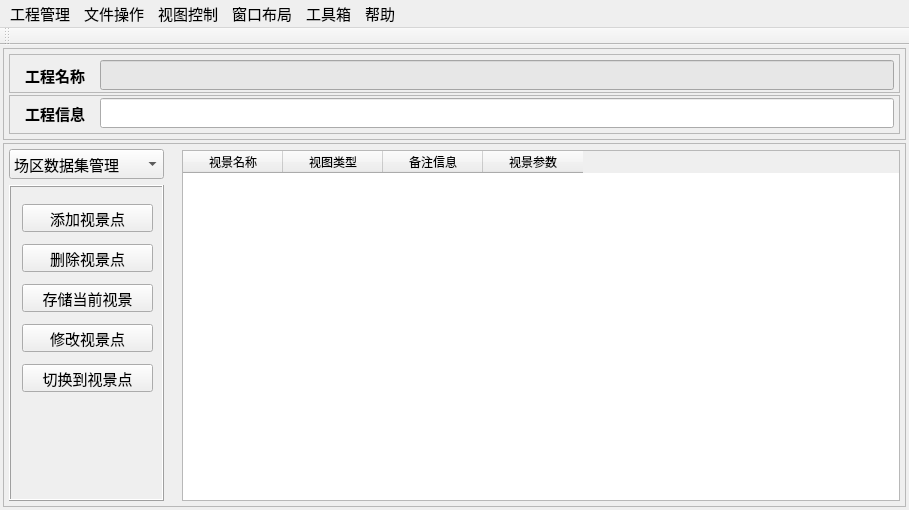
Before: the Qt Designer form MainWindow.ui in show3dt126com/Show3Dt, drawn with Qt 5.
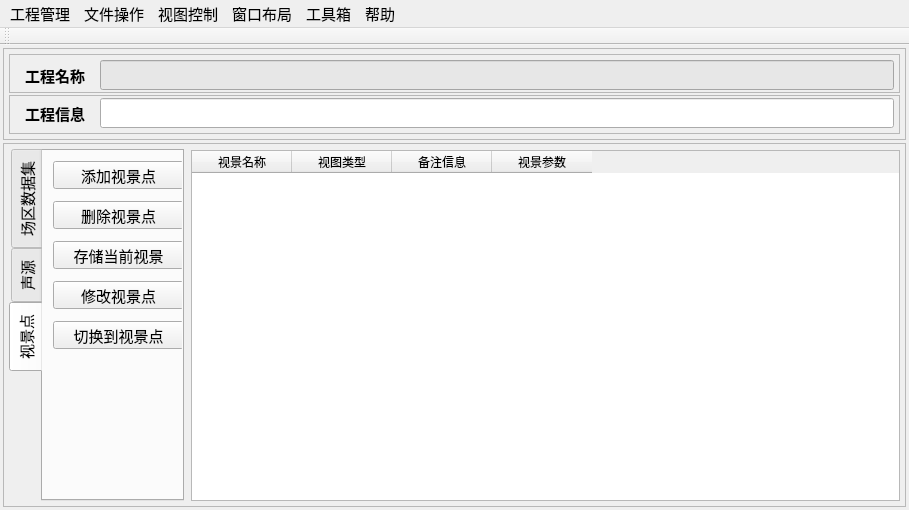
After: the same form once the commit is applied. The open tabs and pages were chosen to show the change. Icons and pictures are not drawn.

```diff
--- a/MainWindow.ui
+++ b/MainWindow.ui
@@ -227,81 +227,23 @@
         <number>5</number>
        </property>
        <item>
-        <widget class="QFrame" name="frame_4">
-         <property name="minimumSize">
-          <size>
-           <width>166</width>
-           <height>0</height>
-          </size>
-         </property>
+        <widget class="QTabWidget" name="tabWidgetParts">
          <property name="maximumSize">
           <size>
-           <width>166</width>
+           <width>175</width>
            <height>16777215</height>
           </size>
          </property>
-         <property name="frameShape">
-          <enum>QFrame::NoFrame</enum>
+         <property name="tabPosition">
+          <enum>QTabWidget::West</enum>
          </property>
-         <property name="frameShadow">
-          <enum>QFrame::Raised</enum>
-         </property>
-         <layout class="QVBoxLayout" name="verticalLayout_2">
-          <property name="leftMargin">
-           <number>0</number>
-          </property>
-          <property name="topMargin">
-           <number>0</number>
-          </property>
-          <property name="bottomMargin">
-           <number>0</number>
-          </property>
-          <item>
-           <widget class="QComboBox" name="comboBoxParts">
-            <item>
-             <property name="text">
-              <string>场区数据集管理</string>
-             </property>
-            </item>
-            <item>
-             <property name="text">
-              <string>声源数据管理</string>
-             </property>
-            </item>
-            <item>
-             <property name="text">
-              <string>视景数据管理</string>
-             </property>
-            </item>
-           </widget>
-          </item>
-          <item>
-           <widget class="QFrame" name="frame">
-            <property name="frameShape">
-             <enum>QFrame::Box</enum>
-            </property>
-            <property name="frameShadow">
-             <enum>QFrame::Raised</enum>
-            </property>
-            <layout class="QVBoxLayout" name="verticalLayout_4">
-             <property name="leftMargin">
-              <number>11</number>
-             </property>
-             <property name="topMargin">
-              <number>7</number>
-             </property>
-             <property name="rightMargin">
-              <number>7</number>
-             </property>
-             <property name="bottomMargin">
-              <number>7</number>
-             </property>
-             <item>
-              <widget class="QStackedWidget" name="stackedWidget">
                <property name="currentIndex">
-                <number>0</number>
-               </property>
-               <widget class="QWidget" name="pageDataSetProc">
+          <number>1</number>
+         </property>
+         <widget class="QWidget" name="tabWidgetPageDataSet" native="true">
+          <attribute name="title">
+           <string>场区数据集</string>
+          </attribute>
                 <widget class="QPushButton" name="pushButtonAddDataSet">
                  <property name="geometry">
                   <rect>
@@ -374,7 +316,10 @@
                  </property>
                 </widget>
                </widget>
-               <widget class="QWidget" name="pageSoundSrcProc">
+         <widget class="QWidget" name="tabWidgetPageSoundSource" native="true">
+          <attribute name="title">
+           <string>声源</string>
+          </attribute>
                 <widget class="QPushButton" name="pushButtonAddSource">
                  <property name="geometry">
                   <rect>
@@ -415,11 +360,14 @@
                  </property>
                 </widget>
                </widget>
-               <widget class="QWidget" name="pageViewPotProc">
+         <widget class="QWidget" name="tabWidgetPageViewPot" native="true">
+          <attribute name="title">
+           <string>视景点</string>
+          </attribute>
                 <widget class="QPushButton" name="pushButtonAddViewPot">
                  <property name="geometry">
                   <rect>
-                   <x>0</x>
+             <x>10</x>
                    <y>10</y>
                    <width>131</width>
                    <height>28</height>
@@ -432,7 +380,7 @@
                 <widget class="QPushButton" name="pushButton_6">
                  <property name="geometry">
                   <rect>
-                   <x>0</x>
+             <x>10</x>
                    <y>50</y>
                    <width>131</width>
                    <height>28</height>
@@ -445,7 +393,7 @@
                 <widget class="QPushButton" name="pushButton_2">
                  <property name="geometry">
                   <rect>
-                   <x>0</x>
+             <x>10</x>
                    <y>90</y>
                    <width>131</width>
                    <height>28</height>
@@ -458,7 +406,7 @@
                 <widget class="QPushButton" name="pushButtonModViewPot">
                  <property name="geometry">
                   <rect>
-                   <x>0</x>
+             <x>10</x>
                    <y>130</y>
                    <width>131</width>
                    <height>28</height>
@@ -471,7 +419,7 @@
                 <widget class="QPushButton" name="pushButton">
                  <property name="geometry">
                   <rect>
-                   <x>0</x>
+             <x>10</x>
                    <y>170</y>
                    <width>131</width>
                    <height>28</height>
@@ -484,12 +432,6 @@
                </widget>
               </widget>
              </item>
-            </layout>
-           </widget>
-          </item>
-         </layout>
-        </widget>
-       </item>
        <item>
         <widget class="QStackedWidget" name="stackedWidgetParts">
          <property name="frameShape">
```
Left out of the diff: 51 changed lines with no effect on the pictures. Lines whose indentation alone changed are shown as unchanged.
